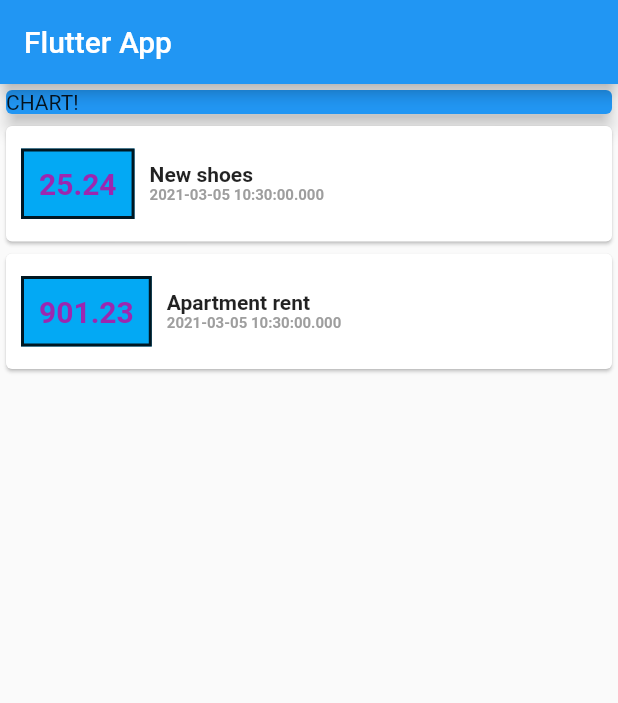
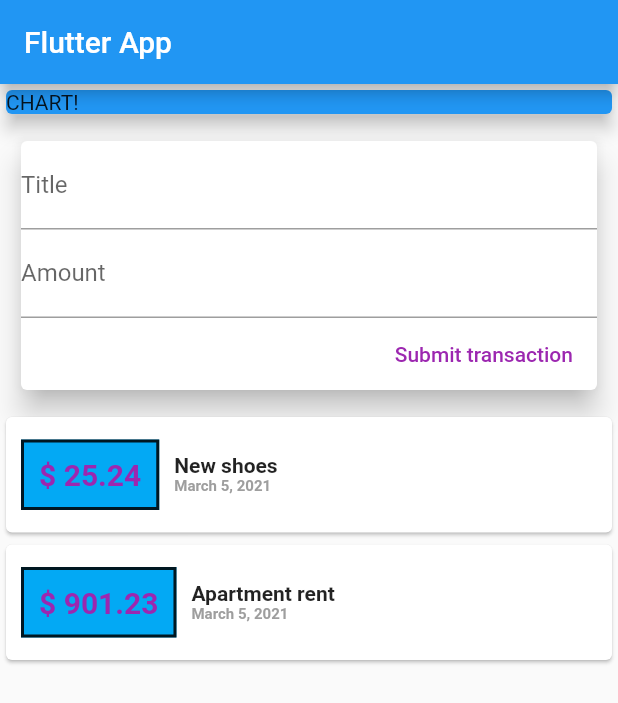
Before and after one commit to BartoszRudnik/LearningFlutter, a Flutter app: the screen it shows after launch, on a phone screen of 412 x 824 dp. Shown: the top 703 px of the screen. Run offline on Flutter 3.47's test engine with Material 2 defaults, Android fonts, the phone set to English and light mode, and no system bars.

Commit message:
add fields for user input

```diff
--- a/PersonalExpensesApp/lib/main.dart
+++ b/PersonalExpensesApp/lib/main.dart
@@ -1,5 +1,6 @@
 import 'package:PersonalExpensesApp/transaction.dart';
 import 'package:flutter/material.dart';
+import 'package:intl/intl.dart';
 
 void main() => runApp(MyApp());
 
@@ -19,6 +20,9 @@ class MyHomePage extends StatelessWidget {
     Transaction(901.23, 't2', 'Apartment rent', DateTime.now()),
   ];
 
+  String titleInput;
+  String amountInput;
+
   @override
   Widget build(BuildContext context) {
     return Scaffold(
@@ -35,6 +39,34 @@ class MyHomePage extends StatelessWidget {
               color: Colors.blue,
               child: Text('CHART!'),
               elevation: 5,
+            ),
+          ),
+          Container(
+            padding: EdgeInsets.all(10),
+            child: Card(
+              elevation: 8,
+              child: Column(
+                crossAxisAlignment: CrossAxisAlignment.end,
+                children: <Widget>[
+                  TextField(
+                    decoration: InputDecoration(
+                      labelText: 'Title',
+                    ),
+                    onChanged: (value) => {this.titleInput = value},
+                  ),
+                  TextField(
+                    decoration: InputDecoration(
+                      labelText: 'Amount',
+                    ),
+                    onChanged: (value) => {this.amountInput = value},
+                  ),
+                  FlatButton(
+                    child: Text('Submit transaction'),
+                    onPressed: () => {},
+                    textColor: Colors.purple,
+                  )
+                ],
+              ),
             ),
           ),
           Column(
@@ -57,7 +89,7 @@ class MyHomePage extends StatelessWidget {
                       ),
                       padding: EdgeInsets.all(10),
                       child: Text(
-                        transaction.amount.toString(),
+                        '\$ ${transaction.amount}',
                         style: TextStyle(
                           fontWeight: FontWeight.bold,
                           fontSize: 20,
@@ -76,7 +108,7 @@ class MyHomePage extends StatelessWidget {
                           ),
                         ),
                         Text(
-                          transaction.transactionDate.toString(),
+                          DateFormat.yMMMMd().format(transaction.transactionDate),
                           style: TextStyle(
                             fontWeight: FontWeight.bold,
                             fontSize: 10,
--- a/PersonalExpensesApp/pubspec.yaml
+++ b/PersonalExpensesApp/pubspec.yaml
@@ -32,6 +32,7 @@ dependencies:
 dev_dependencies:
   flutter_test:
     sdk: flutter
+  intl: ^0.16.1
 
 # For information on the generic Dart part of this file, see the
 # following page: https://dart.dev/tools/pub/pubspec
```
Also changed, not shown: PersonalExpensesApp/pubspec.lock.
